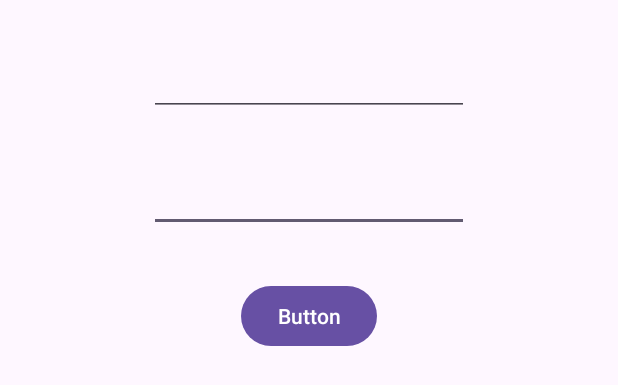
After one commit to acostaldi/GymQuest, an Android app: the layout login_activity.xml on its own in the app's theme, with its tools: preview values and no code run, on a phone screen of 412 x 824 dp. The commit adds this screen. Shown: the top 385 px of the screen. Run offline under Robolectric (Android 15) with nearby library versions, the light colour scheme and no system bars.

Commit message:
Login and Main screen

```diff
--- a/app/src/main/AndroidManifest.xml
+++ b/app/src/main/AndroidManifest.xml
@@ -13,7 +13,10 @@
         android:theme="@style/Theme.MyApplication"
         tools:targetApi="31">
         <activity
-            android:name=".MainActivity"
+            android:name=".View.MainActivity"
+            android:exported="true" />
+        <activity
+            android:name=".View.LoginActivity"
             android:exported="true">
             <intent-filter>
                 <action android:name="android.intent.action.MAIN" />
--- /dev/null
+++ b/app/src/main/res/layout/login_activity.xml
@@ -0,0 +1,42 @@
+<?xml version="1.0" encoding="utf-8"?>
+
+<androidx.constraintlayout.widget.ConstraintLayout xmlns:android="http://schemas.android.com/apk/res/android"
+    xmlns:app="http://schemas.android.com/apk/res-auto"
+    xmlns:tools="http://schemas.android.com/tools"
+    android:id="@+id/main"
+    android:layout_width="match_parent"
+    android:layout_height="match_parent"
+    tools:context=".View.MainActivity">
+    <EditText
+        android:id="@+id/editTextTextPassword"
+        android:layout_width="wrap_content"
+        android:layout_height="wrap_content"
+        android:layout_marginTop="32dp"
+        android:ems="10"
+        android:inputType="textPassword"
+        app:layout_constraintEnd_toEndOf="parent"
+        app:layout_constraintStart_toStartOf="parent"
+        app:layout_constraintTop_toBottomOf="@+id/editTextTextEmailAddress" />
+
+    <EditText
+        android:id="@+id/editTextTextEmailAddress"
+        android:layout_width="wrap_content"
+        android:layout_height="wrap_content"
+        android:layout_marginTop="32dp"
+        android:ems="10"
+        android:inputType="textEmailAddress"
+        app:layout_constraintEnd_toEndOf="parent"
+        app:layout_constraintStart_toStartOf="parent"
+        app:layout_constraintTop_toTopOf="parent" />
+
+    <Button
+        android:id="@+id/loginButton"
+        android:layout_width="wrap_content"
+        android:layout_height="wrap_content"
+        android:layout_marginTop="32dp"
+        android:text="Button"
+        app:layout_constraintEnd_toEndOf="parent"
+        app:layout_constraintStart_toStartOf="parent"
+        app:layout_constraintTop_toBottomOf="@+id/editTextTextPassword" />
+
+</androidx.constraintlayout.widget.ConstraintLayout>
```
Also changed, not shown: app/src/main/java/com/example/GymQuest/View/LoginActivity.kt (added, +24 -0 lines), app/src/main/java/com/example/GymQuest/View/MainActivity.kt (renamed from app/src/main/java/com/example/GymQuest/MainActivity.kt, +4 -6 lines), app/src/main/res/layout/activity_main.xml (+2 -14 lines).
